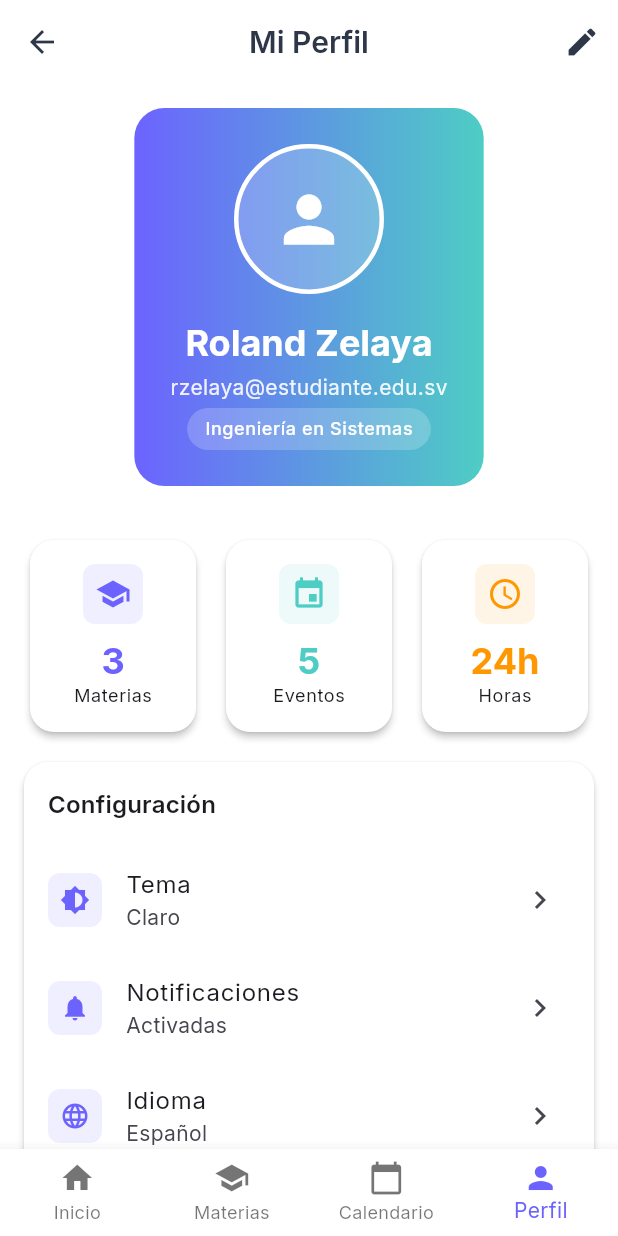
After one commit to Rzelaya23/DesarrolloApps--StudyMate, a Flutter app: the ProfileScreen screen opened by its route, on a phone screen of 412 x 824 dp. The commit adds this screen. Run offline on Flutter 3.47's test engine with Material 3 defaults, Android fonts, the phone set to English and light mode, and no system bars; our stand-ins replace flutter_animate, flutter_riverpod, go_router, google_fonts, table_calendar.

Commit message:
✨ Implementar pantalla de perfil completa
- Agregar ProfileScreen con diseño consistente
- Funcionalidades: editar perfil, estadísticas, configuraciones
- Navegación conectada desde todas las pantallas
- Integración con theme provider para modo claro/oscuro
- Sección de logros preparada para gamificación futura
- Solucionar errores de GlobalKey y gestión de estado
- Completar FASE 6 del plan de desarrollo

Archivos modificados:
- lib/core/router/app_router.dart (nueva ruta /profile)
- lib/features/dashboard/screens/dashboard_screen.dart (navegación)
- lib/features/subjects/screens/subjects_screen.dart (navegación)
- lib/features/calendar/views/calendar_screen.dart (navegación)

Nuevo archivo:
- lib/features/profile/screens/profile_screen.dart

```diff
--- a/lib/core/router/app_router.dart
+++ b/lib/core/router/app_router.dart
@@ -7,6 +7,7 @@ import 'package:mi_app/features/dashboard/screens/dashboard_screen.dart';
 import 'package:mi_app/features/subjects/screens/subjects_screen.dart';
 import 'package:mi_app/features/subjects/screens/subject_detail_screen.dart';
 import 'package:mi_app/features/calendar/views/calendar_screen.dart';
+import 'package:mi_app/features/profile/screens/profile_screen.dart';
 
 class AppRouter {
   static const String splash = '/';
@@ -15,6 +16,7 @@ class AppRouter {
   static const String dashboard = '/dashboard';
   static const String subjects = '/subjects';
   static const String calendar = '/calendar';
+  static const String profile = '/profile';
 
   static final GoRouter router = GoRouter(
     initialLocation: splash,
@@ -43,6 +45,13 @@ class AppRouter {
         path: calendar,
         name: 'calendar',
         builder: (context, state) => const CalendarScreen(),
+      ),
+
+      // Profile routes
+      GoRoute(
+        path: profile,
+        name: 'profile',
+        builder: (context, state) => const ProfileScreen(),
       ),
 
       // Main App Routes
--- a/lib/features/calendar/views/calendar_screen.dart
+++ b/lib/features/calendar/views/calendar_screen.dart
@@ -63,7 +63,7 @@ class _CalendarScreenState extends ConsumerState<CalendarScreen> {
             case 2:
               break; // ya estás en Calendario
             case 3:
-            // TODO: context.go(AppRouter.profile);
+            context.go('/profile');
               break;
           }
         },
--- a/lib/features/dashboard/screens/dashboard_screen.dart
+++ b/lib/features/dashboard/screens/dashboard_screen.dart
@@ -25,7 +25,9 @@ class DashboardScreen extends ConsumerWidget {
           ),
           PopupMenuButton<String>(
             onSelected: (value) {
-              if (value == 'logout') {
+              if (value == 'profile') {
+                context.go(AppRouter.profile);
+              } else if (value == 'logout') {
                 context.go(AppRouter.login);
               }
             },
@@ -259,7 +261,7 @@ class DashboardScreen extends ConsumerWidget {
               context.go(AppRouter.calendar); // ✅ navega a Calendario
               break;
             case 3:
-            // TODO: Implementar perfil
+              context.go(AppRouter.profile);
               break;
           }
         },
--- /dev/null
+++ b/lib/features/profile/screens/profile_screen.dart
@@ -0,0 +1,548 @@
+import 'package:flutter/material.dart';
+import 'package:flutter_riverpod/flutter_riverpod.dart';
+import 'package:go_router/go_router.dart';
+import 'package:mi_app/core/providers/theme_provider.dart';
+import 'package:mi_app/core/router/app_router.dart';
+
+class ProfileScreen extends ConsumerStatefulWidget {
+  const ProfileScreen({super.key});
+
+  @override
+  ConsumerState<ProfileScreen> createState() => _ProfileScreenState();
+}
+
+class _ProfileScreenState extends ConsumerState<ProfileScreen> {
+  // Datos de ejemplo del usuario
+  String userName = 'Roland Zelaya';
+  String userEmail = 'rzelaya@estudiante.edu.sv';
+  String userCareer = 'Ingeniería en Sistemas';
+  int totalSubjects = 3;
+  int totalEvents = 5;
+  double studyHours = 24.5;
+
+  @override
+  void dispose() {
+    super.dispose();
+  }
+
+  @override
+  Widget build(BuildContext context) {
+    return Scaffold(
+      appBar: AppBar(
+        title: const Text('Mi Perfil'),
+        leading: IconButton(
+          icon: const Icon(Icons.arrow_back),
+          onPressed: () => context.go('/dashboard'),
+        ),
+        actions: [
+          IconButton(
+            icon: const Icon(Icons.edit),
+            onPressed: () => _showEditProfileDialog(),
+          ),
+        ],
+      ),
+      body: SingleChildScrollView(
+        child: Column(
+          children: [
+            _buildProfileHeader(),
+            const SizedBox(height: 16),
+            _buildStatsCards(),
+            const SizedBox(height: 16),
+            _buildConfigurationSection(),
+            const SizedBox(height: 16),
+            _buildAchievementsSection(),
+            const SizedBox(height: 16),
+            _buildActionButtons(),
+            const SizedBox(height: 100), // Espacio para bottom nav
+          ],
+        ),
+      ),
+      bottomNavigationBar: BottomNavigationBar(
+        key: const ValueKey('profile_bottom_nav'),
+        type: BottomNavigationBarType.fixed,
+        currentIndex: 3, // Perfil está en índice 3
+        items: const [
+          BottomNavigationBarItem(
+            icon: Icon(Icons.home),
+            label: 'Inicio',
+          ),
+          BottomNavigationBarItem(
+            icon: Icon(Icons.school),
+            label: 'Materias',
+          ),
+          BottomNavigationBarItem(
+            icon: Icon(Icons.calendar_today),
+            label: 'Calendario',
+          ),
+          BottomNavigationBarItem(
+            icon: Icon(Icons.person),
+            label: 'Perfil',
+          ),
+        ],
+        onTap: (index) {
+          if (mounted) {
+            switch (index) {
+              case 0:
+                context.go('/dashboard');
+                break;
+              case 1:
+                context.go('/subjects');
+                break;
+              case 2:
+                context.go('/calendar');
+                break;
+              case 3:
+                // Ya estamos en perfil
+                break;
+            }
+          }
+        },
+      ),
+    );
+  }
+
+  Widget _buildProfileHeader() {
+    return Container(
+      margin: const EdgeInsets.all(16),
+      padding: const EdgeInsets.all(24),
+      decoration: BoxDecoration(
+        gradient: LinearGradient(
+          colors: [
+            Theme.of(context).colorScheme.primary,
+            Theme.of(context).colorScheme.secondary,
+          ],
+        ),
+        borderRadius: BorderRadius.circular(20),
+      ),
+      child: Column(
+        children: [
+          // Avatar
+          Container(
+            width: 100,
+            height: 100,
+            decoration: BoxDecoration(
+              color: Colors.white.withValues(alpha: 0.2),
+              borderRadius: BorderRadius.circular(50),
+              border: Border.all(color: Colors.white, width: 3),
+            ),
+            child: ClipRRect(
+              borderRadius: BorderRadius.circular(50),
+              child: Icon(
+                Icons.person,
+                size: 50,
+                color: Colors.white,
+              ),
+            ),
+          ),
+          const SizedBox(height: 16),
+
+          // Nombre
+          Text(
+            userName,
+            style: Theme.of(context).textTheme.headlineSmall?.copyWith(
+              color: Colors.white,
+              fontWeight: FontWeight.bold,
+            ),
+          ),
+          const SizedBox(height: 4),
+
+          // Email
+          Text(
+            userEmail,
+            style: Theme.of(context).textTheme.bodyMedium?.copyWith(
+              color: Colors.white.withValues(alpha: 0.9),
+            ),
+          ),
+          const SizedBox(height: 4),
+
+          // Carrera
+          Container(
+            padding: const EdgeInsets.symmetric(horizontal: 12, vertical: 6),
+            decoration: BoxDecoration(
+              color: Colors.white.withValues(alpha: 0.2),
+              borderRadius: BorderRadius.circular(20),
+            ),
+            child: Text(
+              userCareer,
+              style: Theme.of(context).textTheme.bodySmall?.copyWith(
+                color: Colors.white,
+                fontWeight: FontWeight.w500,
+              ),
+            ),
+          ),
+        ],
+      ),
+    );
+  }
+
+  Widget _buildStatsCards() {
+    return Padding(
+      padding: const EdgeInsets.symmetric(horizontal: 16),
+      child: Row(
+        children: [
+          Expanded(
+            child: _buildStatCard(
+              icon: Icons.school,
+              label: 'Materias',
+              value: totalSubjects.toString(),
+              color: Theme.of(context).colorScheme.primary,
+            ),
+          ),
+          const SizedBox(width: 12),
+          Expanded(
+            child: _buildStatCard(
+              icon: Icons.event,
+              label: 'Eventos',
+              value: totalEvents.toString(),
+              color: Theme.of(context).colorScheme.secondary,
+            ),
+          ),
+          const SizedBox(width: 12),
+          Expanded(
+            child: _buildStatCard(
+              icon: Icons.access_time,
+              label: 'Horas',
+              value: '${studyHours.toInt()}h',
+              color: Colors.orange,
+            ),
+          ),
+        ],
+      ),
+    );
+  }
+
+  Widget _buildStatCard({
+    required IconData icon,
+    required String label,
+    required String value,
+    required Color color,
+  }) {
+    return Card(
+      key: ValueKey('stat_card_$label'),
+      child: Padding(
+        padding: const EdgeInsets.all(16),
+        child: Column(
+          children: [
+            Container(
+              padding: const EdgeInsets.all(8),
+              decoration: BoxDecoration(
+                color: color.withValues(alpha: 0.1),
+                borderRadius: BorderRadius.circular(8),
+              ),
+              child: Icon(icon, color: color, size: 24),
+            ),
+            const SizedBox(height: 8),
+            Text(
+              value,
+              style: Theme.of(context).textTheme.headlineSmall?.copyWith(
+                fontWeight: FontWeight.bold,
+                color: color,
+              ),
+            ),
+            Text(
+              label,
+              style: Theme.of(context).textTheme.bodySmall,
+            ),
+          ],
+        ),
+      ),
+    );
+  }
+
+  Widget _buildConfigurationSection() {
+    return Card(
+      key: const ValueKey('config_section_card'),
+      margin: const EdgeInsets.symmetric(horizontal: 16),
+      child: Column(
+        crossAxisAlignment: CrossAxisAlignment.start,
+        children: [
+          Padding(
+            padding: const EdgeInsets.all(16),
+            child: Text(
+              'Configuración',
+              style: Theme.of(context).textTheme.titleMedium?.copyWith(
+                fontWeight: FontWeight.w600,
+              ),
+            ),
+          ),
+          _buildConfigTile(
+            icon: Icons.brightness_6,
+            title: 'Tema',
+            subtitle: ref.watch(themeProvider) == ThemeMode.light ? 'Claro' : 'Oscuro',
+            onTap: () {
+              if (mounted) {
+                ref.read(themeProvider.notifier).toggleTheme();
+              }
+            },
+          ),
+          _buildConfigTile(
+            icon: Icons.notifications,
+            title: 'Notificaciones',
+            subtitle: 'Activadas',
+            onTap: () => _showNotificationSettings(),
+          ),
+          _buildConfigTile(
+            icon: Icons.language,
+            title: 'Idioma',
+            subtitle: 'Español',
+            onTap: () => _showLanguageSettings(),
+          ),
+          _buildConfigTile(
+            icon: Icons.security,
+            title: 'Privacidad',
+            subtitle: 'Configurar',
+            onTap: () => _showPrivacySettings(),
+          ),
+        ],
+      ),
+    );
+  }
+
+  Widget _buildConfigTile({
+    required IconData icon,
+    required String title,
+    required String subtitle,
+    required VoidCallback onTap,
+  }) {
+    return ListTile(
+      key: ValueKey('config_tile_$title'),
+      leading: Container(
+        padding: const EdgeInsets.all(8),
+        decoration: BoxDecoration(
+          color: Theme.of(context).colorScheme.primary.withValues(alpha: 0.1),
+          borderRadius: BorderRadius.circular(8),
+        ),
+        child: Icon(
+          icon,
+          color: Theme.of(context).colorScheme.primary,
+          size: 20,
+        ),
+      ),
+      title: Text(title),
+      subtitle: Text(subtitle),
+      trailing: const Icon(Icons.chevron_right),
+      onTap: onTap,
+    );
+  }
+
+  Widget _buildAchievementsSection() {
+    return Card(
+      key: const ValueKey('achievements_section_card'),
+      margin: const EdgeInsets.symmetric(horizontal: 16),
+      child: Padding(
+        padding: const EdgeInsets.all(16),
+        child: Column(
+          crossAxisAlignment: CrossAxisAlignment.start,
+          children: [
+            Row(
+              children: [
+                Icon(
+                  Icons.emoji_events,
+                  color: Colors.amber,
+                  size: 24,
+                ),
+                const SizedBox(width: 8),
+                Text(
+                  'Logros',
+                  style: Theme.of(context).textTheme.titleMedium?.copyWith(
+                    fontWeight: FontWeight.w600,
+                  ),
+                ),
+              ],
+            ),
+            const SizedBox(height: 16),
+            Container(
+              width: double.infinity,
+              padding: const EdgeInsets.all(20),
+              decoration: BoxDecoration(
+                color: Theme.of(context).colorScheme.primary.withValues(alpha: 0.1),
+                borderRadius: BorderRadius.circular(12),
+                border: Border.all(
+                  color: Theme.of(context).colorScheme.primary.withValues(alpha: 0.2),
+                  style: BorderStyle.solid,
+                ),
+              ),
+              child: Column(
+                children: [
+                  Icon(
+                    Icons.workspace_premium,
+                    size: 48,
+                    color: Theme.of(context).colorScheme.primary.withValues(alpha: 0.5),
+                  ),
+                  const SizedBox(height: 8),
+                  Text(
+                    'Próximamente',
+                    style: Theme.of(context).textTheme.titleSmall?.copyWith(
+                      fontWeight: FontWeight.w600,
+                    ),
+                  ),
+                  const SizedBox(height: 4),
+                  Text(
+                    'El sistema de logros llegará pronto',
+                    style: Theme.of(context).textTheme.bodySmall,
+                    textAlign: TextAlign.center,
+                  ),
+                ],
+              ),
+            ),
+          ],
+        ),
+      ),
+    );
+  }
+
+  Widget _buildActionButtons() {
+    return Padding(
+      padding: const EdgeInsets.symmetric(horizontal: 16),
+      child: Column(
+        children: [
+          SizedBox(
+            width: double.infinity,
+            child: ElevatedButton(
+              key: const ValueKey('edit_profile_button'),
+              onPressed: () => _showEditProfileDialog(),
+              child: const Row(
+                mainAxisAlignment: MainAxisAlignment.center,
+                children: [
+                  Icon(Icons.edit),
+                  SizedBox(width: 8),
+                  Text('Editar Perfil'),
+                ],
+              ),
+            ),
+          ),
+          const SizedBox(height: 12),
+          SizedBox(
+            width: double.infinity,
+            child: OutlinedButton(
+              key: const ValueKey('logout_button'),
+              onPressed: () => _confirmLogout(),
+              style: OutlinedButton.styleFrom(
+                side: const BorderSide(color: Colors.red),
+                foregroundColor: Colors.red,
+              ),
+              child: const Row(
+                mainAxisAlignment: MainAxisAlignment.center,
+                children: [
+                  Icon(Icons.logout),
+                  SizedBox(width: 8),
+                  Text('Cerrar Sesión'),
+                ],
+              ),
+            ),
+          ),
+        ],
+      ),
+    );
+  }
+
+  void _showEditProfileDialog() {
+    if (!mounted) return;
+
+    final nameController = TextEditingController(text: userName);
+    final emailController = TextEditingController(text: userEmail);
+    final careerController = TextEditingController(text: userCareer);
+
+    showDialog(
+      context: context,
+      builder: (context) => AlertDialog(
+        title: const Text('Editar Perfil'),
+        content: SingleChildScrollView(
+          child: Column(
+            mainAxisSize: MainAxisSize.min,
+            children: [
+              TextField(
+                controller: nameController,
+                decoration: const InputDecoration(
+                  labelText: 'Nombre completo',
+                  prefixIcon: Icon(Icons.person),
+                ),
+              ),
+              const SizedBox(height: 16),
+              TextField(
+                controller: emailController,
+                decoration: const InputDecoration(
+                  labelText: 'Email',
+                  prefixIcon: Icon(Icons.email),
+                ),
+                keyboardType: TextInputType.emailAddress,
+              ),
+              const SizedBox(height: 16),
+              TextField(
+                controller: careerController,
+                decoration: const InputDecoration(
+                  labelText: 'Carrera',
+                  prefixIcon: Icon(Icons.school),
+                ),
+              ),
+            ],
+          ),
+        ),
+        actions: [
+          TextButton(
+            onPressed: () => Navigator.of(context).pop(),
+            child: const Text('Cancelar'),
+          ),
+          ElevatedButton(
+            onPressed: () {
+              setState(() {
+                userName = nameController.text;
+                userEmail = emailController.text;
+                userCareer = careerController.text;
+              });
+              Navigator.of(context).pop();
+              ScaffoldMessenger.of(context).showSnackBar(
+                const SnackBar(content: Text('Perfil actualizado')),
+              );
+            },
+            child: const Text('Guardar'),
+          ),
+        ],
+      ),
+    );
+  }
+
+  void _showNotificationSettings() {
+    ScaffoldMessenger.of(context).showSnackBar(
+      const SnackBar(content: Text('Configuración de notificaciones próximamente')),
+    );
+  }
+
+  void _showLanguageSettings() {
+    ScaffoldMessenger.of(context).showSnackBar(
+      const SnackBar(content: Text('Configuración de idioma próximamente')),
+    );
+  }
+
+  void _showPrivacySettings() {
+    ScaffoldMessenger.of(context).showSnackBar(
+      const SnackBar(content: Text('Configuración de privacidad próximamente')),
+    );
+  }
+
+  void _confirmLogout() {
+    if (!mounted) return;
+
+    showDialog(
+      context: context,
+      builder: (context) => AlertDialog(
+        title: const Text('Cerrar Sesión'),
+        content: const Text('¿Estás seguro de que quieres cerrar sesión?'),
+        actions: [
+          TextButton(
+            onPressed: () => Navigator.of(context).pop(),
+            child: const Text('Cancelar'),
+          ),
+          ElevatedButton(
+            onPressed: () {
+              Navigator.of(context).pop();
+              context.go(AppRouter.login);
+            },
+            style: ElevatedButton.styleFrom(backgroundColor: Colors.red),
+            child: const Text('Cerrar Sesión'),
+          ),
+        ],
+      ),
+    );
+  }
+}
--- a/lib/features/subjects/screens/subjects_screen.dart
+++ b/lib/features/subjects/screens/subjects_screen.dart
@@ -84,7 +84,7 @@ class _SubjectsScreenState extends State<SubjectsScreen> {
               // TODO: Implementar calendario
               break;
             case 3:
-              // TODO: Implementar perfil
+              context.go('/profile');
               break;
           }
         },
```
